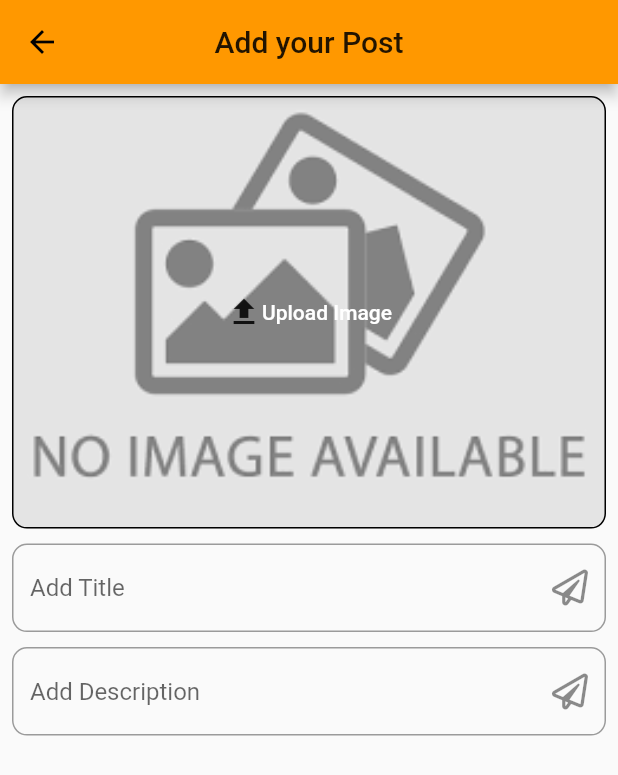
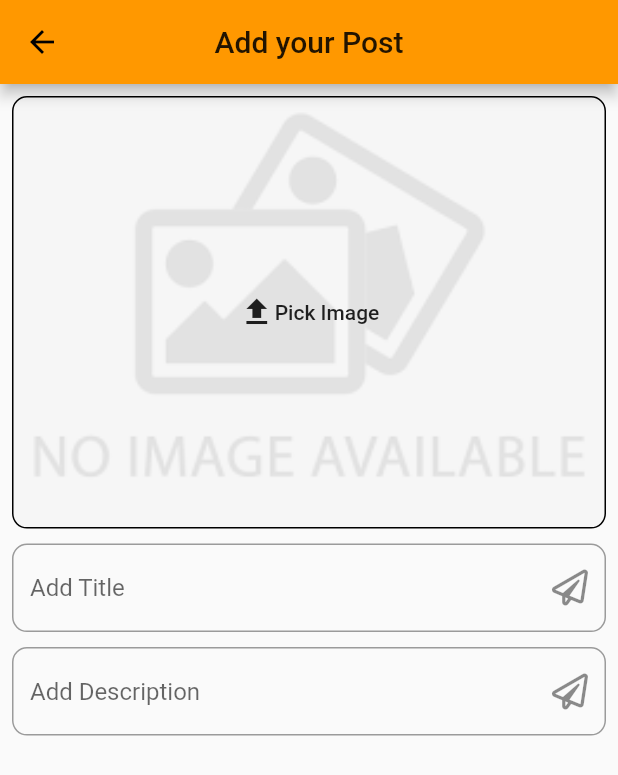
Before and after one commit to Taber1/Bee_Log, a Flutter app: the AddPost screen opened directly, on a phone screen of 412 x 824 dp. Shown: the top 775 px of the screen. Run offline on Flutter 3.47's test engine with Material 2 defaults, Android fonts, the phone set to English and light mode, and no system bars; our stand-ins replace cloud_firestore, firebase_auth, firebase_core, firebase_storage, font_awesome_flutter, google_sign_in and 1 more; missing offline and left inert: flutter_auth_buttons, flutter_facebook_login; accounts and stored records are empty.

Commit message:
posts addition/ image/changes/upload

```diff
--- a/lib/Screens/addPost.dart
+++ b/lib/Screens/addPost.dart
@@ -30,6 +30,7 @@ class _AddPostState extends State<AddPost> {
       TaskSnapshot taskSnapshot = await uploadTask.whenComplete(() =>
           Scaffold.of(context).showSnackBar(
               SnackBar(content: Text("Uploaded Successfully !!!"))));
+      print("Uploaded Successfully !!!");
     }
 
     return Scaffold(
@@ -51,21 +52,27 @@ class _AddPostState extends State<AddPost> {
                     image: _image == null
                         ? DecorationImage(
                             image: AssetImage("assets/images/noimage.png"),
-                            fit: BoxFit.cover)
+                            fit: BoxFit.cover,
+                            colorFilter: new ColorFilter.mode(
+                                Colors.black.withOpacity(0.2),
+                                BlendMode.dstATop))
                         : DecorationImage(
                             image: FileImage(_image), fit: BoxFit.cover)),
                 child: Center(
                   child: FlatButton(
                     onPressed: () {
-                      pickImage();
+                      if (_image == null) {
+                        pickImage();
+                      } else {
+                        uploadImage(context);
+                      }
                     },
                     child: Row(
                       mainAxisAlignment: MainAxisAlignment.center,
                       children: [
                         Icon(Icons.file_upload),
                         Text(
-                          "Upload Image",
-                          style: TextStyle(color: Colors.white),
+                          _image == null ? "Pick Image" : "Upload Image",
                         )
                       ],
                     ),
```
